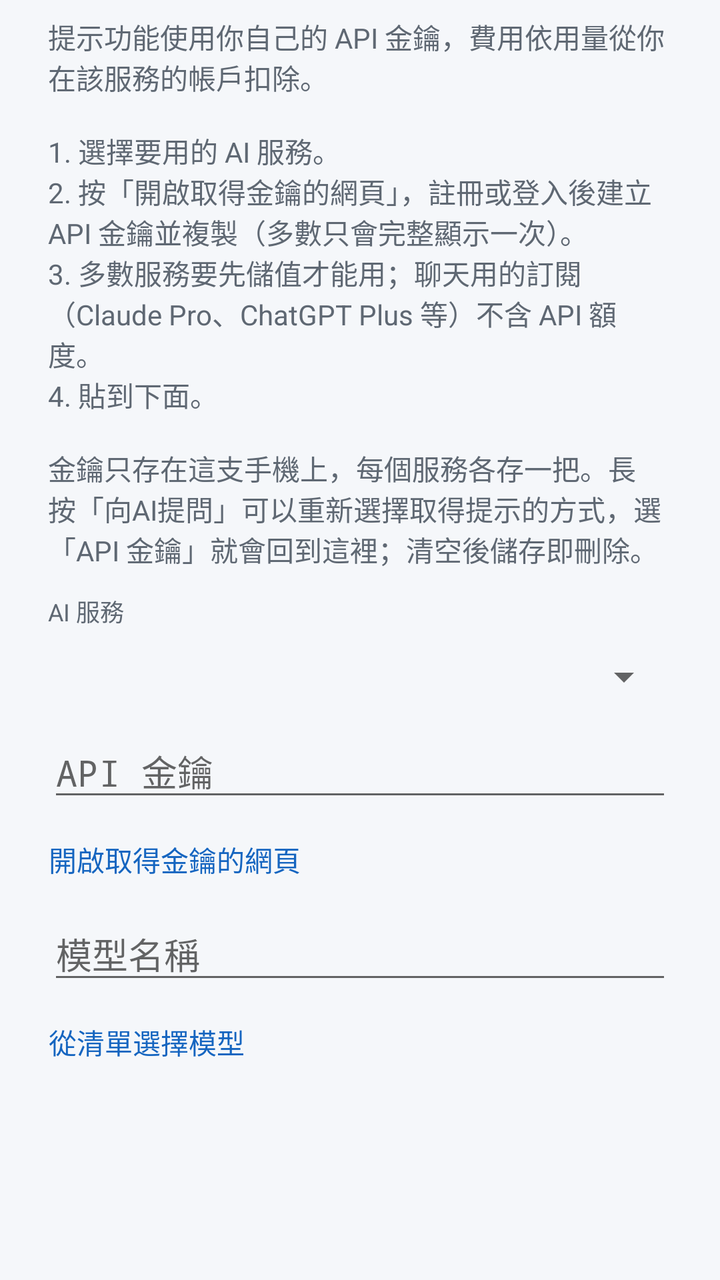
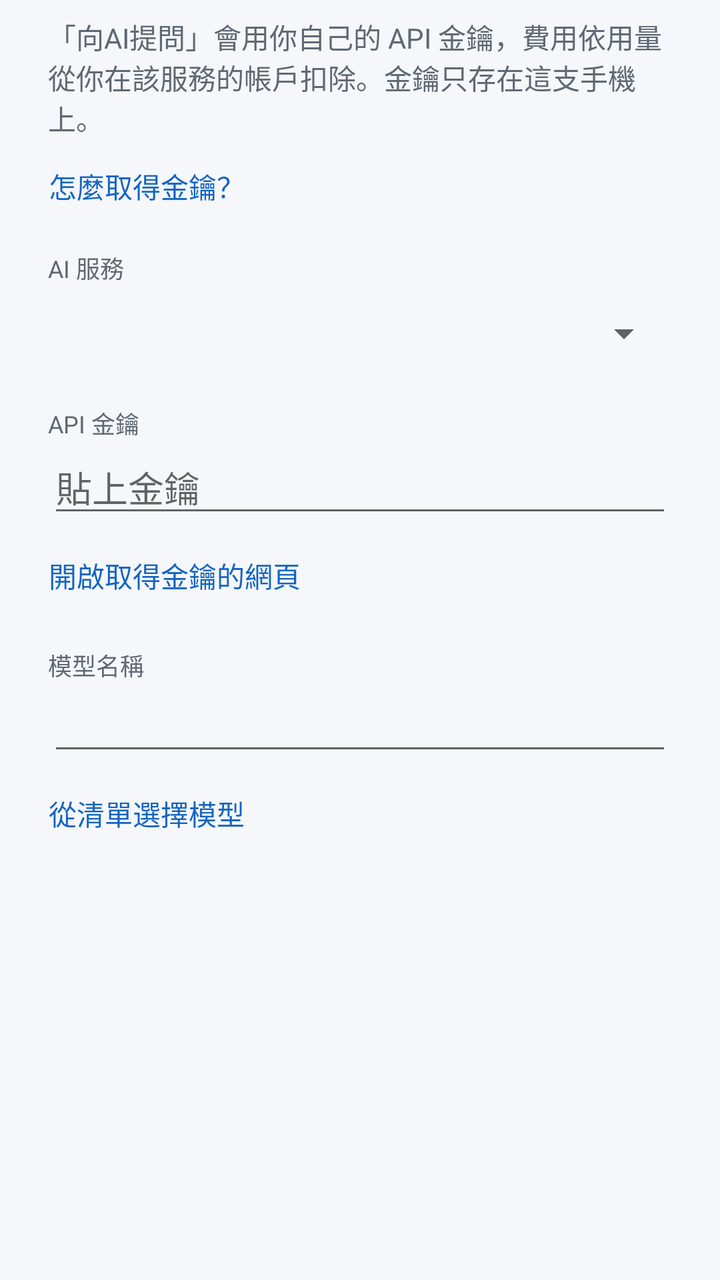

The first picture is an Android layout as it rendered before a commit; the second is the same layout after the commit. The layout source and the unified diff follow.
<!-- AndroidManifest.xml: application theme Theme.Sudoku -->
<!-- res/layout/dialog_api_key.xml -->
<?xml version="1.0" encoding="utf-8"?>
<ScrollView xmlns:android="http://schemas.android.com/apk/res/android"
    android:layout_width="match_parent"
    android:layout_height="wrap_content">

    <LinearLayout
        android:layout_width="match_parent"
        android:layout_height="wrap_content"
        android:orientation="vertical"
        android:paddingStart="24dp"
        android:paddingTop="8dp"
        android:paddingEnd="24dp">

        <TextView
            android:layout_width="match_parent"
            android:layout_height="wrap_content"
            android:text="@string/key_instructions"
            android:textColor="@color/text_secondary"
            android:textSize="14sp" />

        <TextView
            android:layout_width="match_parent"
            android:layout_height="wrap_content"
            android:layout_marginTop="12dp"
            android:labelFor="@+id/spinProvider"
            android:text="@string/provider_label"
            android:textColor="@color/text_secondary"
            android:textSize="12sp" />

        <Spinner
            android:id="@+id/spinProvider"
            android:layout_width="match_parent"
            android:layout_height="48dp" />

        <EditText
            android:id="@+id/editKey"
            android:layout_width="match_parent"
            android:layout_height="wrap_content"
            android:hint="@string/key_hint"
            android:importantForAutofill="no"
            android:inputType="textPassword"
            android:singleLine="true" />

        <Button
            android:id="@+id/btnGetKey"
            style="?android:attr/borderlessButtonStyle"
            android:layout_width="wrap_content"
            android:layout_height="wrap_content"
            android:layout_marginStart="-12dp"
            android:text="@string/key_get"
            android:textColor="@color/accent" />

        <EditText
            android:id="@+id/editModel"
            android:layout_width="match_parent"
            android:layout_height="wrap_content"
            android:hint="@string/model_hint"
            android:importantForAutofill="no"
            android:inputType="textNoSuggestions"
            android:singleLine="true" />

        <Button
            android:id="@+id/btnPickModel"
            style="?android:attr/borderlessButtonStyle"
            android:layout_width="wrap_content"
            android:layout_height="wrap_content"
            android:layout_marginStart="-12dp"
            android:text="@string/model_pick"
            android:textColor="@color/accent" />
    </LinearLayout>
</ScrollView>
<!-- resources referenced by this layout -->
<resources>
  <color name="accent">#1565C0</color>
  <color name="text_secondary">#5F6873</color>
  <string name="key_get">開啟取得金鑰的網頁</string>
  <string name="key_hint">API 金鑰</string>
  <string name="key_instructions">提示功能使用你自己的 API 金鑰，費用依用量從你在該服務的帳戶扣除。\n\n1. 選擇要用的 AI 服務。\n2. 按「開啟取得金鑰的網頁」，註冊或登入後建立 API 金鑰並複製（多數只會完整顯示一次）。\n3. 多數服務要先儲值才能用；聊天用的訂閱（Claude Pro、ChatGPT Plus 等）不含 API 額度。\n4. 貼到下面。\n\n金鑰只存在這支手機上，每個服務各存一把。長按「向AI提問」可以重新選擇取得提示的方式，選「API 金鑰」就會回到這裡；清空後儲存即刪除。</string>
  <string name="model_hint">模型名稱</string>
  <string name="model_pick">從清單選擇模型</string>
  <string name="provider_label">AI 服務</string>
  <style name="Theme.Sudoku" parent="android:Theme.Material.Light.NoActionBar">
          <item name="android:colorAccent">@color/accent</item>
          <item name="android:windowBackground">@color/app_bg</item>
          <item name="android:statusBarColor">@color/app_bg</item>
          <item name="android:windowLightStatusBar">true</item>
      </style>
  <color name="app_bg">#F5F7FA</color>
</resources>

<!-- the commit's change to res/layout/dialog_api_key.xml (unified diff, before → after) -->
@@ -14,14 +14,34 @@
         <TextView
             android:layout_width="match_parent"
             android:layout_height="wrap_content"
-            android:text="@string/key_instructions"
+            android:text="@string/key_intro"
             android:textColor="@color/text_secondary"
             android:textSize="14sp" />
+
+        
+        <Button
+            android:id="@+id/btnKeyHow"
+            style="?android:attr/borderlessButtonStyle"
+            android:layout_width="wrap_content"
+            android:layout_height="wrap_content"
+            android:layout_marginStart="-12dp"
+            android:text="@string/key_how"
+            android:textColor="@color/accent" />
+
+        <TextView
+            android:id="@+id/txtKeySteps"
+            android:layout_width="match_parent"
+            android:layout_height="wrap_content"
+            android:layout_marginBottom="8dp"
+            android:text="@string/key_steps"
+            android:textColor="@color/text_secondary"
+            android:textSize="14sp"
+            android:visibility="gone" />
 
         <TextView
             android:layout_width="match_parent"
             android:layout_height="wrap_content"
-            android:layout_marginTop="12dp"
+            android:layout_marginTop="8dp"
             android:labelFor="@+id/spinProvider"
             android:text="@string/provider_label"
             android:textColor="@color/text_secondary"
@@ -31,6 +51,15 @@
             android:id="@+id/spinProvider"
             android:layout_width="match_parent"
             android:layout_height="48dp" />
+
+        <TextView
+            android:layout_width="match_parent"
+            android:layout_height="wrap_content"
+            android:layout_marginTop="12dp"
+            android:labelFor="@+id/editKey"
+            android:text="@string/key_label"
+            android:textColor="@color/text_secondary"
+            android:textSize="12sp" />
 
         <EditText
             android:id="@+id/editKey"
@@ -50,11 +79,19 @@
             android:text="@string/key_get"
             android:textColor="@color/accent" />
 
+        <TextView
+            android:layout_width="match_parent"
+            android:layout_height="wrap_content"
+            android:layout_marginTop="12dp"
+            android:labelFor="@+id/editModel"
+            android:text="@string/model_label"
+            android:textColor="@color/text_secondary"
+            android:textSize="12sp" />
+
         <EditText
             android:id="@+id/editModel"
             android:layout_width="match_parent"
             android:layout_height="wrap_content"
-            android:hint="@string/model_hint"
             android:importantForAutofill="no"
             android:inputType="textNoSuggestions"
             android:singleLine="true" />
<!-- resource entries referenced after the edit -->
@@ -3,9 +3,12 @@
   <color name="accent">#1565C0</color>
   <color name="text_secondary">#5F6873</color>
   <string name="key_get">開啟取得金鑰的網頁</string>
-  <string name="key_hint">API 金鑰</string>
-  <string name="key_instructions">提示功能使用你自己的 API 金鑰，費用依用量從你在該服務的帳戶扣除。\n\n1. 選擇要用的 AI 服務。\n2. 按「開啟取得金鑰的網頁」，註冊或登入後建立 API 金鑰並複製（多數只會完整顯示一次）。\n3. 多數服務要先儲值才能用；聊天用的訂閱（Claude Pro、ChatGPT Plus 等）不含 API 額度。\n4. 貼到下面。\n\n金鑰只存在這支手機上，每個服務各存一把。長按「向AI提問」可以重新選擇取得提示的方式，選「API 金鑰」就會回到這裡；清空後儲存即刪除。</string>
-  <string name="model_hint">模型名稱</string>
+  <string name="key_hint">貼上金鑰</string>
+  <string name="key_how">怎麼取得金鑰？</string>
+  <string name="key_intro">「向AI提問」會用你自己的 API 金鑰，費用依用量從你在該服務的帳戶扣除。金鑰只存在這支手機上。</string>
+  <string name="key_label">API 金鑰</string>
+  <string name="key_steps">1. 在下面選擇要用的 AI 服務。\n2. 按「開啟取得金鑰的網頁」，註冊或登入後建立 API 金鑰並複製（多數只會完整顯示一次）。\n3. 多數服務要先儲值才能用；聊天用的訂閱（Claude Pro、ChatGPT Plus 等）不含 API 額度。\n4. 把金鑰貼到「API 金鑰」欄位後儲存。\n\n每個服務各存一把金鑰；清空後儲存即刪除。之後要回到這裡，長按「向AI提問」再選「改用 API 金鑰…」。</string>
+  <string name="model_label">模型名稱</string>
   <string name="model_pick">從清單選擇模型</string>
   <string name="provider_label">AI 服務</string>
   <style name="Theme.Sudoku" parent="android:Theme.Material.Light.NoActionBar">
